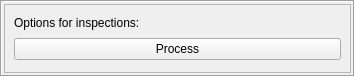
ruisebastiao/KPPQtAutomation_old, file KPPVision/inspectionmenu.ui: the form before one commit.
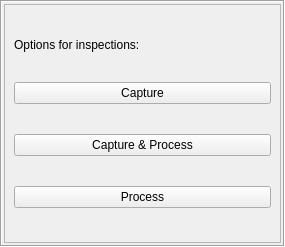
The form after the commit.

```diff
--- a/KPPVision/inspectionmenu.ui
+++ b/KPPVision/inspectionmenu.ui
@@ -6,8 +6,8 @@
    <rect>
     <x>0</x>
     <y>0</y>
-    <width>355</width>
-    <height>77</height>
+    <width>285</width>
+    <height>247</height>
    </rect>
   </property>
   <property name="windowTitle">
@@ -54,8 +54,8 @@
        <rect>
         <x>0</x>
         <y>0</y>
-        <width>347</width>
-        <height>69</height>
+        <width>277</width>
+        <height>239</height>
        </rect>
       </property>
       <layout class="QVBoxLayout" name="verticalLayout_2">
@@ -73,7 +73,33 @@
         </widget>
        </item>
        <item>
-        <widget class="QPushButton" name="pushButton">
+        <widget class="QPushButton" name="bt_capture">
+         <property name="sizePolicy">
+          <sizepolicy hsizetype="Expanding" vsizetype="Fixed">
+           <horstretch>0</horstretch>
+           <verstretch>0</verstretch>
+          </sizepolicy>
+         </property>
+         <property name="text">
+          <string>Capture</string>
+         </property>
+        </widget>
+       </item>
+       <item>
+        <widget class="QPushButton" name="bt_capture_process">
+         <property name="sizePolicy">
+          <sizepolicy hsizetype="Expanding" vsizetype="Fixed">
+           <horstretch>0</horstretch>
+           <verstretch>0</verstretch>
+          </sizepolicy>
+         </property>
+         <property name="text">
+          <string>Capture &amp;&amp; Process</string>
+         </property>
+        </widget>
+       </item>
+       <item>
+        <widget class="QPushButton" name="bt_process">
          <property name="sizePolicy">
           <sizepolicy hsizetype="Expanding" vsizetype="Fixed">
            <horstretch>0</horstretch>
```
